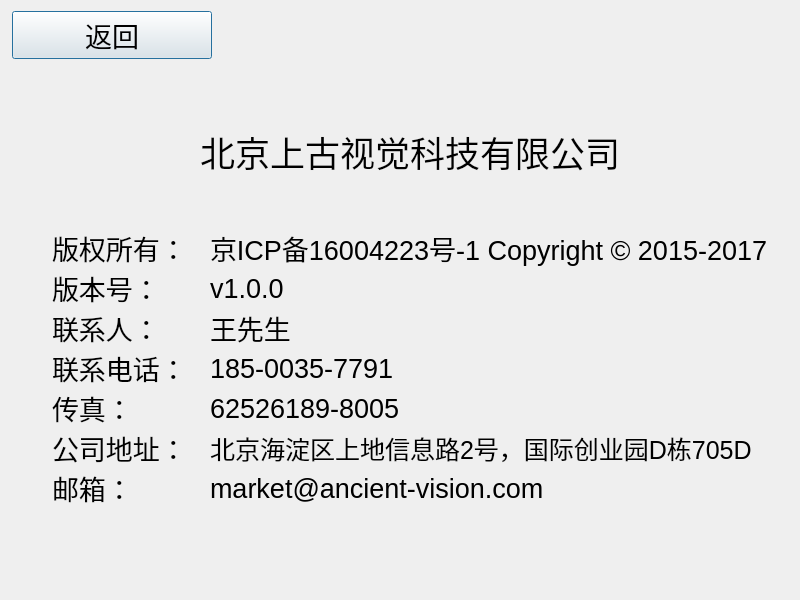
iuytr09/tx2_iris, file tx2_iris/dialogabout.ui: the form before one commit.
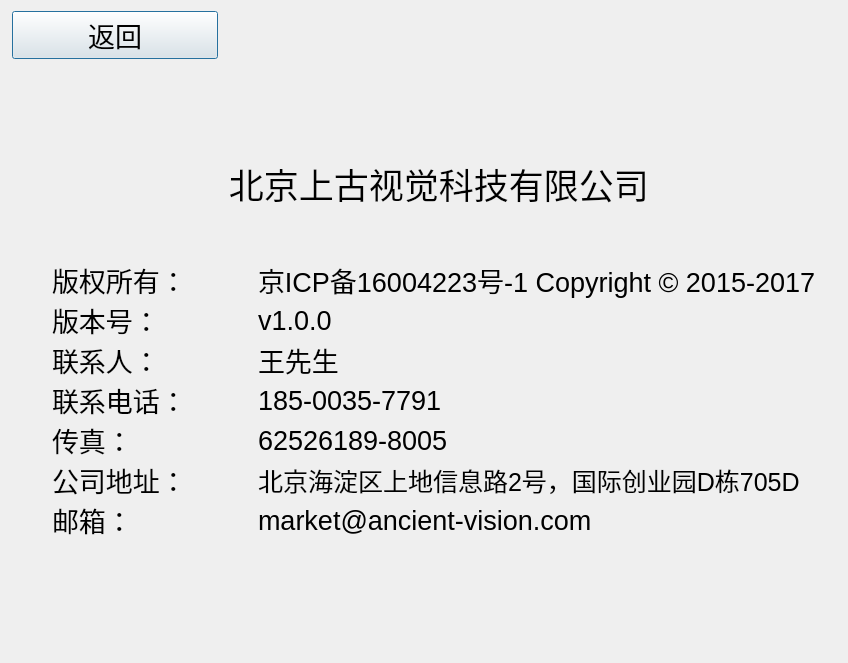
The form after the commit. Icons and pictures are not drawn.

The edit to the form file:
```diff
--- a/tx2_iris/dialogabout.ui
+++ b/tx2_iris/dialogabout.ui
@@ -6,8 +6,8 @@
    <rect>
     <x>0</x>
     <y>0</y>
-    <width>800</width>
-    <height>600</height>
+    <width>848</width>
+    <height>663</height>
    </rect>
   </property>
   <property name="font">
@@ -332,7 +332,7 @@
         <string notr="true">color:rgb(0, 0, 0)</string>
        </property>
        <property name="text">
-        <string>北京上古视觉科技有限公司</string>
+        <string> 北京上古视觉科技有限公司</string>
        </property>
        <property name="alignment">
         <set>Qt::AlignCenter</set>
```
